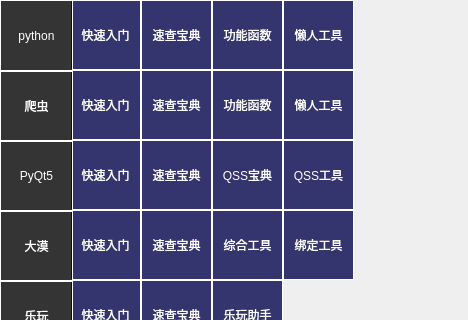
This is ui/wf_main.ui in luxiaolan6373/ProgrammingAssistant as Qt 5 draws it before an edit; both pictures show x 0 to 468 and y 0 to 320 of the 468 by 572 pixel window. The edited form follows.
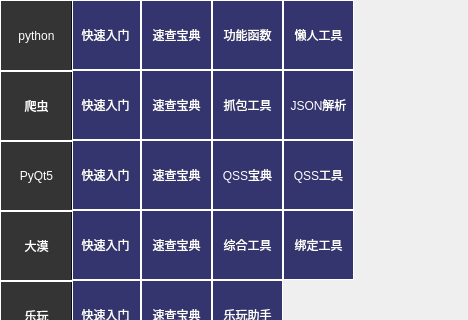
This is the edited form.

Diff of the .ui file:
```diff
--- a/ui/wf_main.ui
+++ b/ui/wf_main.ui
@@ -216,7 +216,7 @@
         </size>
        </property>
        <property name="text">
-        <string>功能函数</string>
+        <string>抓包工具</string>
        </property>
       </widget>
      </item>
@@ -229,7 +229,7 @@
         </size>
        </property>
        <property name="text">
-        <string>懒人工具</string>
+        <string>JSON解析</string>
        </property>
       </widget>
      </item>
```
Left out of the diff: 4 changed lines with no effect on the pictures.
